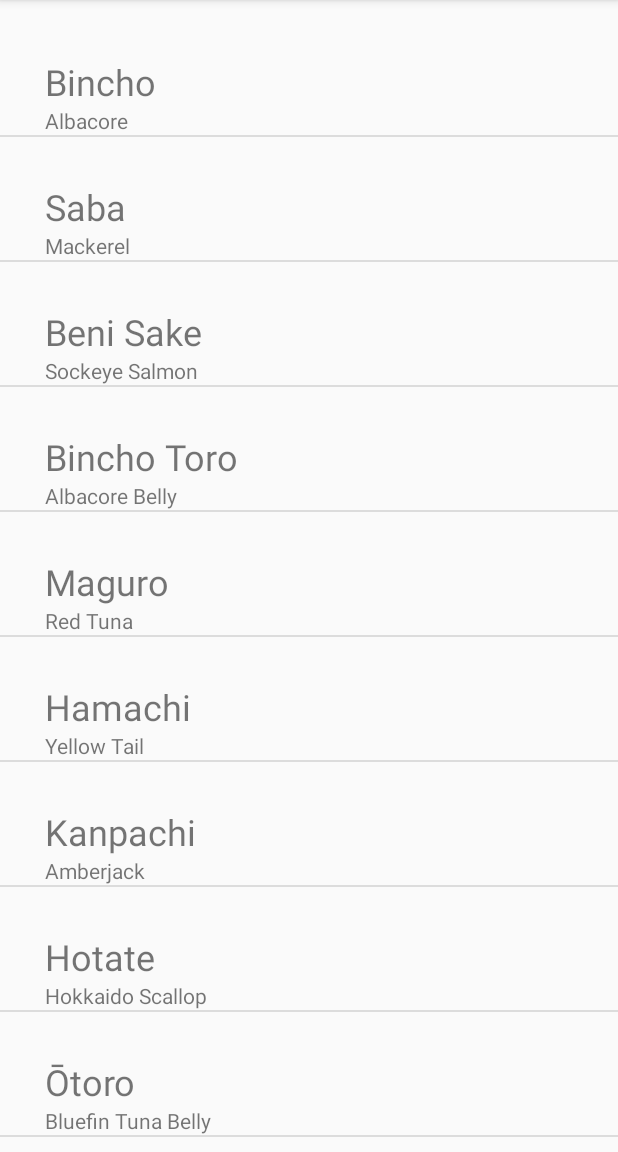
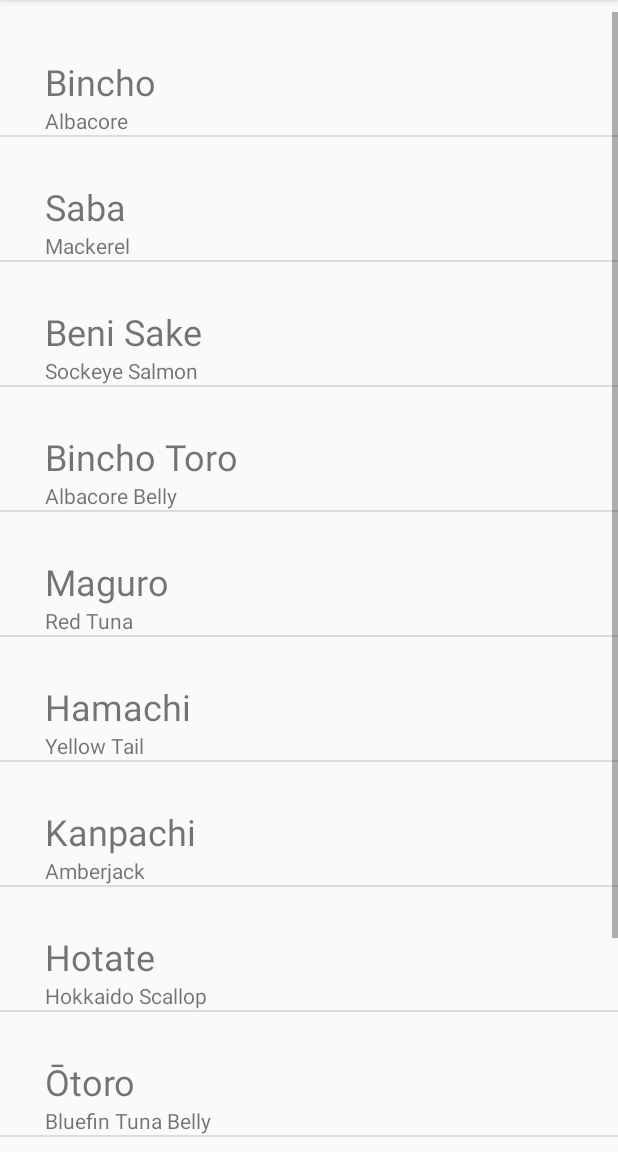
Before and after one commit to LucMurakami/UmiSushiApp, an Android app: the screen it shows after launch (SubMenus), after a tap on "Sashimi", on a phone screen of 412 x 824 dp, the part 84-1236 px from its top. Run offline under Robolectric (Android 15) with nearby library versions, the phone set to English and light mode, and no system bars.

```diff
--- a/app/src/main/java/shasha/example/com/umisushiapp/SubMenus.java
+++ b/app/src/main/java/shasha/example/com/umisushiapp/SubMenus.java
@@ -74,6 +74,8 @@ public class SubMenus extends AppCompatActivity {
                 return "party_set";
             case 8:
                 return "sake_list";
+            case 9:
+                return "desserts";
             default:
                 return "";
         }
@@ -101,6 +103,8 @@ public class SubMenus extends AppCompatActivity {
                 return R.array.party_set_items;
             case 8:
                 return R.array.sake_list_items;
+            case 9:
+                return R.array.desserts_items;
             default:
                 return -1;
         }
@@ -128,6 +132,8 @@ public class SubMenus extends AppCompatActivity {
                 return R.array.party_set_descriptions;
             case 8:
                 return R.array.sake_list_descriptions;
+            case 9:
+                return R.array.desserts_descriptions;
             default:
                 return -1;
         }
--- a/app/src/main/res/layout/sub_menu.xml
+++ b/app/src/main/res/layout/sub_menu.xml
@@ -8,8 +8,8 @@
 
     <ListView
         android:id="@+id/myListViewSubMenu"
-        android:layout_width="752dp"
-        android:layout_height="869dp"
+        android:layout_width="match_parent"
+        android:layout_height="match_parent"
         android:layout_marginBottom="8dp"
         android:layout_marginTop="8dp"
         app:layout_constraintBottom_toBottomOf="parent"
--- a/app/src/main/res/values/strings.xml
+++ b/app/src/main/res/values/strings.xml
@@ -178,23 +178,63 @@
     </string-array>
 
     <string-array name="party_set_items">
-        <item>Something</item>
+        <item>Roll Tray A</item>
+        <item>Roll Tray B</item>
+        <item>Roll Tray C</item>
+        <item>Vegetarian Tray A</item>
+        <item>Vegetarian Tray B</item>
+        <item>Party Tray</item>
     </string-array>
 
     <string-array name="party_set_descriptions">
-        <item>Something</item>
+        <item>40 pieces, $42.00</item>
+        <item>69 pieces, $61.00</item>
+        <item>39 pieces, $46.00</item>
+        <item>30 pieces, $46.00</item>
+        <item>48 pieces, $60.00</item>
+        <item>Assorted, $88.00</item>
+    </string-array>
+
+    <string-array name="party_set_full_descriptions">
+        <item>Spicy Tuna Roll, California Roll, Chopped Scallop Roll,
+            Dynamite Roll, BC Roll and House Roll</item>
+        <item>Tuna Roll, Salmon Roll, Negi Toro Roll, Kappa Roll, Oshinko Roll, California Roll,
+            Spicy Tuna Roll, BC Roll, BC Roll, Dynamite Roll, Chopped Scallop Roll, House Roll,
+            and Futomaki</item>
+        <item>Futomaki, Inari Sushi, BC Roll, California Roll, Dynamite Roll,
+            Chopped Scallop Roll</item>
+        <item>Futomaki, Inari Sushi</item>
+        <item>Futomaki, Inari Sushi, Kappa Roll, Oshinko Roll, Yam Tempura Roll</item>
+        <item>Edamame, Chicken Karaage, Yakisoba, BBQ Short Rib, Prawn Tempura, Yam Tempura,
+            California Roll, BC Roll, Dynamite Roll and Chopped Scallop Roll</item>
     </string-array>
 
     <string-array name="sake_list_items">
-        <item>Something</item>
+        <item>Daiginjo</item>
+        <item>Ginjo</item>
+        <item>Junmai</item>
+        <item>Honjozo</item>
+        <item>Iroiro</item>
     </string-array>
 
     <string-array name="sake_list_descriptions">
-        <item>Something</item>
+        <item>50%, highest grade</item>
+        <item>40%, aromic, with a range of flavours</item>
+        <item>30%, full flavoured</item>
+        <item>30%, light, gentle flavour</item>
+        <item>Misfits</item>
+    </string-array>
+
+    <string-array name="sake_list_full_descriptions">
+        <item>Selections: Gold Omachi, Dassai "50"</item>
+        <item>Selections: Gokujo, Kiipon</item>
+        <item>Selections: Kagatobi Gokkan</item>
+        <item>Selections: Toji no Banshaku</item>
+        <item>Selections: Dassai Nigori, Yauemon Shuawa</item>
     </string-array>
 
     <string-array name="desserts_items">
-        <item>Raspberry Almond Gateau</item>
+        <item></item>
         <item>Strawberry Cheesecake</item>
         <item>Matcha Mousse Cake</item>
     </string-array>
```
Also changed, not shown: app/src/main/java/shasha/example/com/umisushiapp/DetailActivity.java (+15 -12 lines), app/src/main/res/layout/activity_detail.xml (+5 -4 lines), app/src/main/res/drawable/party_party_tray.jpg (added), app/src/main/res/drawable/party_roll_tray_a.jpg (added), app/src/main/res/drawable/party_roll_tray_b.jpg (added), app/src/main/res/drawable/party_roll_tray_c.jpg (added), app/src/main/res/drawable/party_vegetarian_tray_a.png (added), app/src/main/res/drawable/party_vegetarian_tray_b.jpg (added), app/src/main/res/drawable/sake_daiginjo.jpg (added), app/src/main/res/drawable/sake_ginjo.png (added), app/src/main/res/drawable/sake_honjozo.jpg (added), app/src/main/res/drawable/sake_iroiro.jpg (added), app/src/main/res/drawable/sake_junmai.gif (added).
